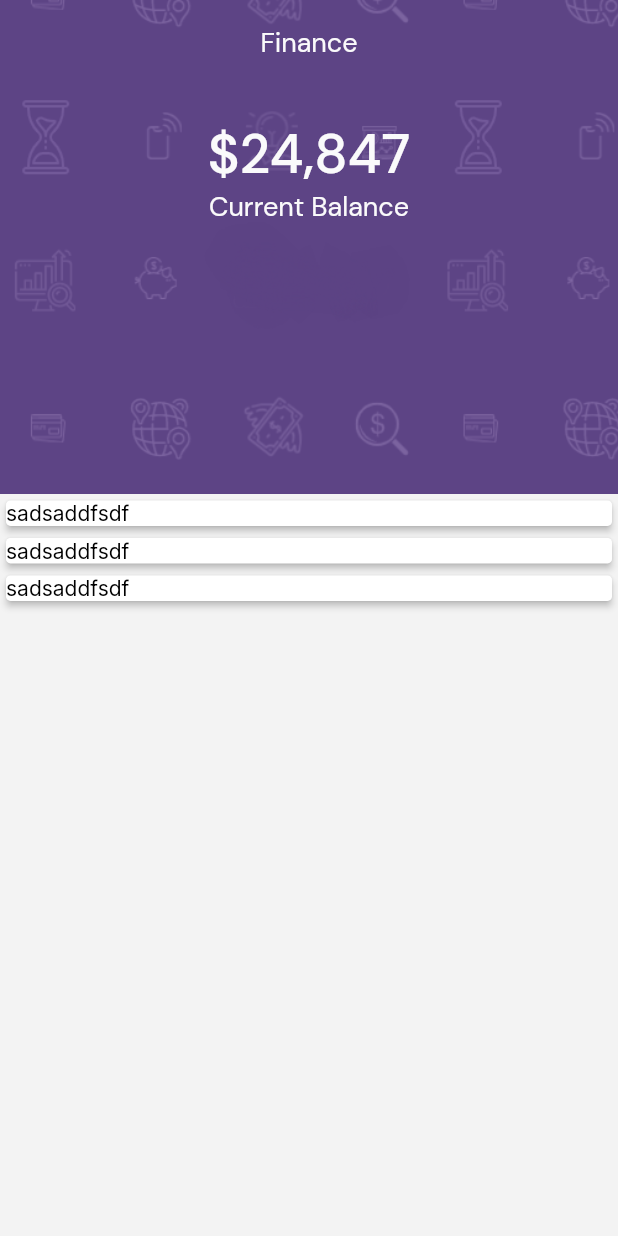
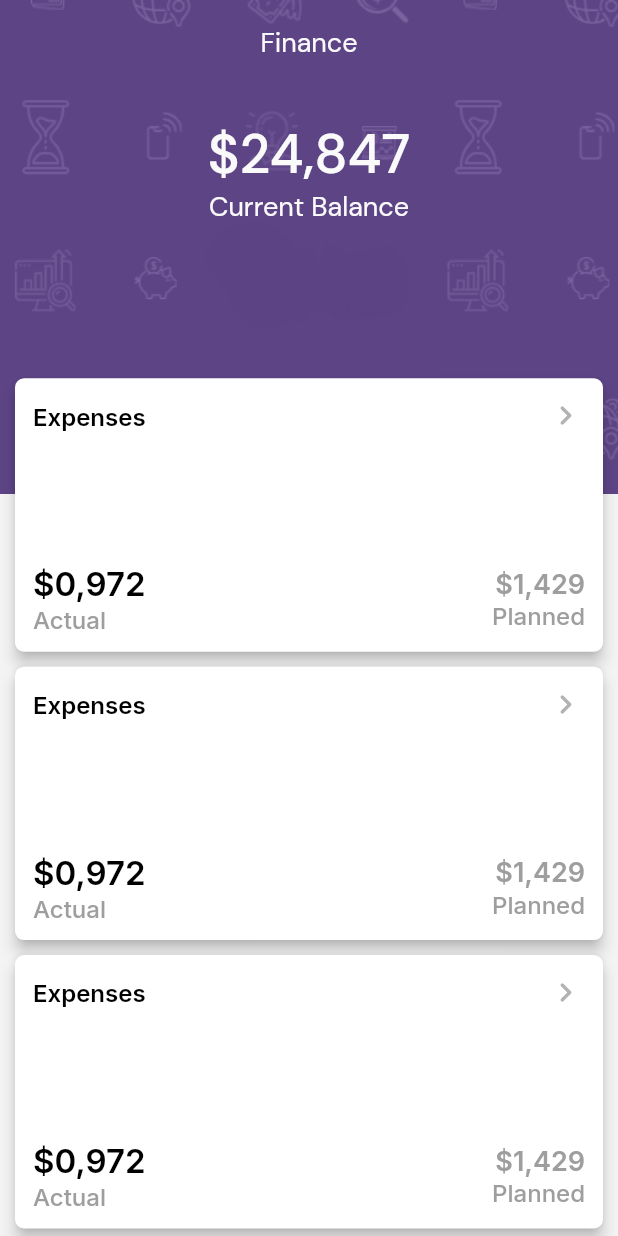
Before and after one commit to RamanYarotski/Flutter_training, a Flutter app: the screen it shows after launch, after a tap on "Henry Graves", on a phone screen of 412 x 824 dp. Run offline on Flutter 3.47's test engine with Material 2 defaults, Android fonts, the phone set to English and light mode, and no system bars; our stand-ins replace google_fonts.

Commit message:
feat: add extension function, Strings and part of Body for Finance Screen. In progress

```diff
--- a/lib/constants.dart
+++ b/lib/constants.dart
@@ -14,6 +14,7 @@ const contentColorDarkTheme = gray100;
 const black1 = Color(0xFF000000);
 const gray15 = Color(0xFF262626);
 const gray30 = Color(0xFF4D4D4D);
+const gray50 = Color.fromARGB(255, 158, 158, 158);
 const gray70 = Color(0xFFB2B2B2);
 const gray80 = Color(0xFFCCCCCC);
 const gray84 = Color(0xFFD7D7D7);
@@ -32,8 +33,10 @@ const titleSize = 36.0;
 const subtitleSize = 18.0;
 const titleHeightCoeff = 0.12;
 const appBarTitleHeightCoeff = 0.05;
-const bodyHeightCoeff = 0.6;
+const bodyHeightCoeff = 0.7;
 const financeItemsCount = 3;
+const financeItemMargin = 5.0;
+const financeItemPadding = 12.0;
 
 
 
--- a/lib/l10n/intl_en.arb
+++ /dev/null
@@ -1,15 +0,0 @@
-{
-    "feed":"FEED",
-    "notifications":"NOTIFICATIONS",
-    "notificationsPage":"NOTIFICATIONS PAGE",
-    "finance":"Finance",
-    "currentBalance":"Current Balance",
-    "expenses":"Expenses",
-    "actual":"Actual",
-    "planned":"Planned",
-    "income":"Income",
-    "monthlyIncome":"Monthly Income",
-    "goal":"Goal",
-    "save":"Save",
-    "totalAmount":"Total Amount"
-}
--- a/lib/main.dart
+++ b/lib/main.dart
@@ -1,27 +1,18 @@
 import 'package:flutter/material.dart';
 import 'package:training_project/screens/home_screen.dart';
 import 'package:training_project/theme.dart';
-import 'package:flutter_localizations/flutter_localizations.dart';
-import 'generated/l10n.dart';
 
 void main() {
   runApp(const MyApp());
 }
 
 class MyApp extends StatelessWidget {
-  const MyApp({Key? key}) : super(key: key);
+  const MyApp({Key key}) : super(key: key);
 
   // This widget is the root of your application.
   @override
   Widget build(BuildContext context) {
     return MaterialApp(
-      localizationsDelegates: const [
-        S.delegate,
-        GlobalMaterialLocalizations.delegate,
-        GlobalWidgetsLocalizations.delegate,
-        GlobalCupertinoLocalizations.delegate,
-      ],
-      supportedLocales: S.delegate.supportedLocales,
       debugShowCheckedModeBanner: false,
       title: "Flutter Demo",
       theme: lightThemeData(context),
--- a/lib/screens/finance_screen.dart
+++ b/lib/screens/finance_screen.dart
@@ -1,11 +1,20 @@
 import 'package:flutter/material.dart';
 import 'package:flutter/services.dart';
 import 'package:training_project/constants.dart';
-import 'package:training_project/generated/l10n.dart';
 import 'package:training_project/models/user.dart';
+import 'package:training_project/strings.dart';
+
+extension on int {
+  String toStringDollarPattern() {
+    return "\$${(this / 1000).toString().replaceAll(".", ",")}";
+  }
+}
+
+TextStyle financeItemSubtitleTextStyle =
+    const TextStyle(fontSize: 16, color: gray50, fontWeight: FontWeight.w500);
 
 class FinanceScreen extends StatelessWidget {
-  const FinanceScreen({Key? key, required this.user}) : super(key: key);
+  const FinanceScreen({Key key, this.user}) : super(key: key);
 
   final User user;
 
@@ -13,6 +22,7 @@ class FinanceScreen extends StatelessWidget {
   Widget build(BuildContext context) {
     var size = MediaQuery.of(context).size;
     var headerHeight = size.height * headerHeightCoeff;
+    var bodyHeight = size.height * bodyHeightCoeff;
 
     return AnnotatedRegion<SystemUiOverlayStyle>(
       value: const SystemUiOverlayStyle(
@@ -35,7 +45,7 @@ class FinanceScreen extends StatelessWidget {
                       SizedBox(
                         height: headerHeight * appBarTitleHeightCoeff,
                       ),
-                      Text(S.of(context).finance,
+                      Text(Strings.finance,
                           style: const TextStyle(
                               fontSize: subtitleSize,
                               color: gray100,
@@ -44,14 +54,13 @@ class FinanceScreen extends StatelessWidget {
                       SizedBox(
                         height: headerHeight * titleHeightCoeff,
                       ),
-                      Text(
-                          "\$${(user.balance / 1000).toString().replaceAll(".", ",")}",
+                      Text(user.balance.toStringDollarPattern(),
                           style: const TextStyle(
                               fontSize: titleSize,
                               color: gray100,
                               fontWeight: FontWeight.w500,
                               fontFamily: "DMSans")),
-                      Text(S.of(context).currentBalance,
+                      Text(Strings.currentBalance,
                           style: const TextStyle(
                               fontSize: subtitleSize,
                               color: gray100,
@@ -60,56 +69,91 @@ class FinanceScreen extends StatelessWidget {
                     ],
                   ),
                 )),
-            // SafeArea(
-            //   child: Padding(
-            //     padding: EdgeInsets.only(top: headerHeight*appBarTitleHeightCoeff),
-            //     child: Text(S.of(context).finance,
-            //         style: const TextStyle(
-            //             fontSize: subtitleSize,
-            //             color: gray100,
-            //             fontWeight: FontWeight.w300,
-            //             fontFamily: "DMSans")),
-            //   ),
-            // ),
-            // Positioned(
-            //   top: headerHeight * titleHeightCoeff,
-            //   child: Text(
-            //       "\$${(user.balance / 1000).toString().replaceAll(".", ",")}",
-            //       style: const TextStyle(
-            //           fontSize: titleSize,
-            //           color: gray100,
-            //           fontWeight: FontWeight.w500,
-            //           fontFamily: "DMSans")),
-            // ),
-            // Positioned(
-            //   top: headerHeight * titleHeightCoeff +
-            //       titleSize / 2 +
-            //       subtitleSize * 1.5,
-            //   child: Text(S.of(context).currentBalance,
-            //       style: const TextStyle(
-            //           fontSize: subtitleSize,
-            //           color: gray100,
-            //           fontWeight: FontWeight.w300,
-            //           fontFamily: "DMSans")),
-            // ),
+
             Column(
               children: [
                 SizedBox(
-                  height: headerHeight,
+                  height: size.height - bodyHeight,
                 ),
                 SizedBox(
                   width: size.width,
-                  height: size.height * bodyHeightCoeff,
+                  height: bodyHeight,
                   child: ListView.builder(
+                    padding: const EdgeInsets.all(0),
                     itemCount: 3,
-                    shrinkWrap: true,
                     itemBuilder: ((context, index) {
-                      return const Card(
-                        // color: gray70,
-                        elevation: 2,
-                        shape: RoundedRectangleBorder(
-                            borderRadius: BorderRadius.all(Radius.circular(3))),
-                        child: Text("sadsaddfsdf"),
+                      return Card(
+                        margin: const EdgeInsets.symmetric(
+                            vertical: financeItemMargin,
+                            horizontal: financeItemMargin * 2),
+                        elevation: 4,
+                        shape: const RoundedRectangleBorder(
+                            borderRadius: BorderRadius.all(Radius.circular(6))),
+                        child: Container(
+                          padding: const EdgeInsets.all(financeItemPadding),
+                          height: bodyHeight / financeItemsCount -
+                              financeItemMargin * 2,
+                          child: Column(
+                              mainAxisAlignment: MainAxisAlignment.spaceBetween,
+                              children: [
+                                Row(
+                                  mainAxisAlignment:
+                                      MainAxisAlignment.spaceBetween,
+                                  children: [
+                                    Text(
+                                      Strings.expenses,
+                                      style: const TextStyle(
+                                          fontSize: 16,
+                                          fontWeight: FontWeight.w600),
+                                    ),
+                                    const Icon(
+                                      Icons.keyboard_arrow_right_rounded,
+                                      color: gray70,
+                                      size: 26,
+                                    )
+                                  ],
+                                ),
+                                Row(
+                                    mainAxisAlignment:
+                                        MainAxisAlignment.spaceBetween,
+                                    children: [
+                                      Column(
+                                        crossAxisAlignment:
+                                            CrossAxisAlignment.start,
+                                        children: [
+                                          Text(
+                                            user.expensesActual
+                                                .toStringDollarPattern(),
+                                            style: const TextStyle(
+                                                fontSize: 22,
+                                                fontWeight: FontWeight.w600),
+                                          ),
+                                          Text(
+                                            Strings.actual,
+                                            style: financeItemSubtitleTextStyle,
+                                          ),
+                                        ],
+                                      ),
+                                      Column(
+                                        crossAxisAlignment:
+                                            CrossAxisAlignment.end,
+                                        children: [
+                                          Text(
+                                            user.expensesPlanned
+                                                .toStringDollarPattern(),
+                                            style: const TextStyle(
+                                                fontSize: 18,
+                                                fontWeight: FontWeight.w600,
+                                                color: gray50),
+                                          ),
+                                          Text(Strings.planned,
+                                              style:
+                                                  financeItemSubtitleTextStyle),
+                                        ],
+                                      )
+                                    ]),
+                              ]),
+                        ),
                       );
                     }),
                   ),
--- a/lib/screens/home_screen.dart
+++ b/lib/screens/home_screen.dart
@@ -1,18 +1,17 @@
 import 'package:flutter/material.dart';
 import 'package:training_project/constants.dart';
-import 'package:training_project/generated/l10n.dart';
+import 'package:training_project/strings.dart';
 import 'package:training_project/widgets/export.dart';
 
-
 class HomeScreen extends StatefulWidget {
-  const HomeScreen({Key? key}) : super(key: key);
+  const HomeScreen({Key key}) : super(key: key);
 
   @override
   State<HomeScreen> createState() => _HomeScreenState();
 }
 
 class _HomeScreenState extends State<HomeScreen> with TickerProviderStateMixin {
-  late TabController tabController;
+  TabController tabController;
 
   @override
   void initState() {
@@ -33,7 +32,7 @@ class _HomeScreenState extends State<HomeScreen> with TickerProviderStateMixin {
                 child: TabBarView(controller: tabController, children: [
                   const FeedBar(),
                   Center(
-                    child: Text( S.current.notificationsPage),
+                    child: Text(Strings.notificationsPage),
                   )
                 ]),
               ),
--- /dev/null
+++ b/lib/strings.dart
@@ -0,0 +1,17 @@
+import 'package:flutter/material.dart';
+
+class Strings {
+  static String feed = 'FEED';
+  static String notifications = 'NOTIFICATIONS';
+  static String notificationsPage = 'NOTIFICATIONS PAGE';
+  static String finance = 'Finance';
+  static String currentBalance = 'Current Balance';
+  static String expenses = 'Expenses';
+  static String actual = 'Actual';
+  static String planned = 'Planned';
+  static String income = 'Income';
+  static String monthlyIncome = 'Monthly Income';
+  static String goal = 'Goal';
+  static String save = 'Save';
+  static String totalAmount = 'Total Amountstatic String';
+}
--- a/lib/widgets/HomeScreen/feed_bar.dart
+++ b/lib/widgets/HomeScreen/feed_bar.dart
@@ -5,7 +5,7 @@ import 'package:training_project/widgets/export.dart';
 
 class FeedBar extends StatelessWidget {
   const FeedBar({
-    Key? key,
+    Key key,
   }) : super(key: key);
 
   @override
--- a/lib/widgets/HomeScreen/my_tab_bar.dart
+++ b/lib/widgets/HomeScreen/my_tab_bar.dart
@@ -1,11 +1,11 @@
 import 'package:flutter/material.dart';
 import 'package:training_project/constants.dart';
-import 'package:training_project/generated/l10n.dart';
+import 'package:training_project/strings.dart';
 
 class MyTabBar extends StatelessWidget {
   const MyTabBar({
-    Key? key,
-    required this.tabController,
+    Key key,
+    this.tabController,
   }) : super(key: key);
 
   final TabController tabController;
@@ -14,20 +14,17 @@ class MyTabBar extends StatelessWidget {
   Widget build(BuildContext context) {
     return Container(
       color: primaryColor,
-      child: TabBar(
-          indicatorColor: gray100,
-          controller: tabController,
-          tabs: [
+      child: TabBar(indicatorColor: gray100, controller: tabController, tabs: [
         Tab(
-              icon: Text( S.of(context).feed,
-                style: const TextStyle(
-                    fontWeight: FontWeight.normal, fontSize: 14),
+          icon: Text(
+            Strings.feed,
+            style: const TextStyle(fontWeight: FontWeight.normal, fontSize: 14),
           ),
         ),
         Tab(
-              icon: Text(S.of(context).notifications,
-                style: const TextStyle(
-                    fontWeight: FontWeight.normal, fontSize: 14),
+          icon: Text(
+            Strings.notifications,
+            style: const TextStyle(fontWeight: FontWeight.normal, fontSize: 14),
           ),
         ),
       ]),
--- a/lib/widgets/HomeScreen/user_card.dart
+++ b/lib/widgets/HomeScreen/user_card.dart
@@ -39,7 +39,7 @@ Widget _circleAvatar(String imageRoute) {
 }
 
 class UserCard extends StatelessWidget {
-  const UserCard({Key? key, required this.currentUser})
+  const UserCard({Key key, this.currentUser})
       : super(key: key);
 
   final User currentUser;
--- a/pubspec.yaml
+++ b/pubspec.yaml
@@ -18,7 +18,7 @@ publish_to: "none" # Remove this line if you wish to publish to pub.dev
 version: 1.0.0+1
 
 environment:
-  sdk: ">=2.16.1 <3.0.0"
+  sdk: ">=2.7.0 <3.0.0"
 
 # Dependencies specify other packages that your package needs in order to work.
 # To automatically upgrade your package dependencies to the latest versions
@@ -30,8 +30,6 @@ dependencies:
   cpf_cnpj_validator: ^2.0.0
   cupertino_icons: ^1.0.2
   flutter:
-    sdk: flutter
-  flutter_localizations:
     sdk: flutter
   flutter_search_bar: ^2.1.0
   google_fonts: ^2.3.1
```
Also changed, not shown: lib/generated/intl/messages_all.dart (deleted), lib/generated/intl/messages_en.dart (deleted), lib/generated/l10n.dart (deleted), lib/widgets/export.dart (line endings or trailing spaces), pubspec.lock. Lines whose indentation alone changed are shown as unchanged.
